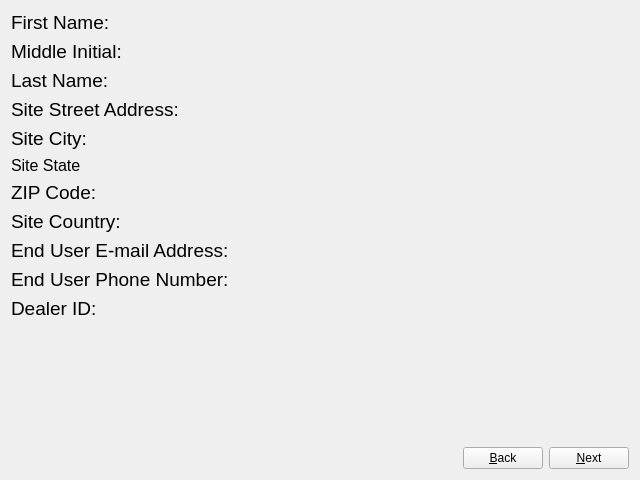
bluusystemsinc/bluu, file oobwizard/ui/enduserregistrationsummarystep.ui: the form before one commit.
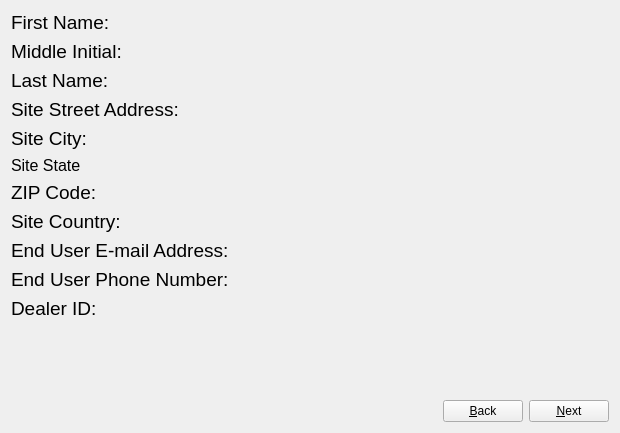
The form after the commit.

Diff of the .ui file:
```diff
--- a/oobwizard/ui/enduserregistrationsummarystep.ui
+++ b/oobwizard/ui/enduserregistrationsummarystep.ui
@@ -6,8 +6,8 @@
    <rect>
     <x>0</x>
     <y>0</y>
-    <width>640</width>
-    <height>480</height>
+    <width>620</width>
+    <height>433</height>
    </rect>
   </property>
   <property name="sizePolicy">
```
